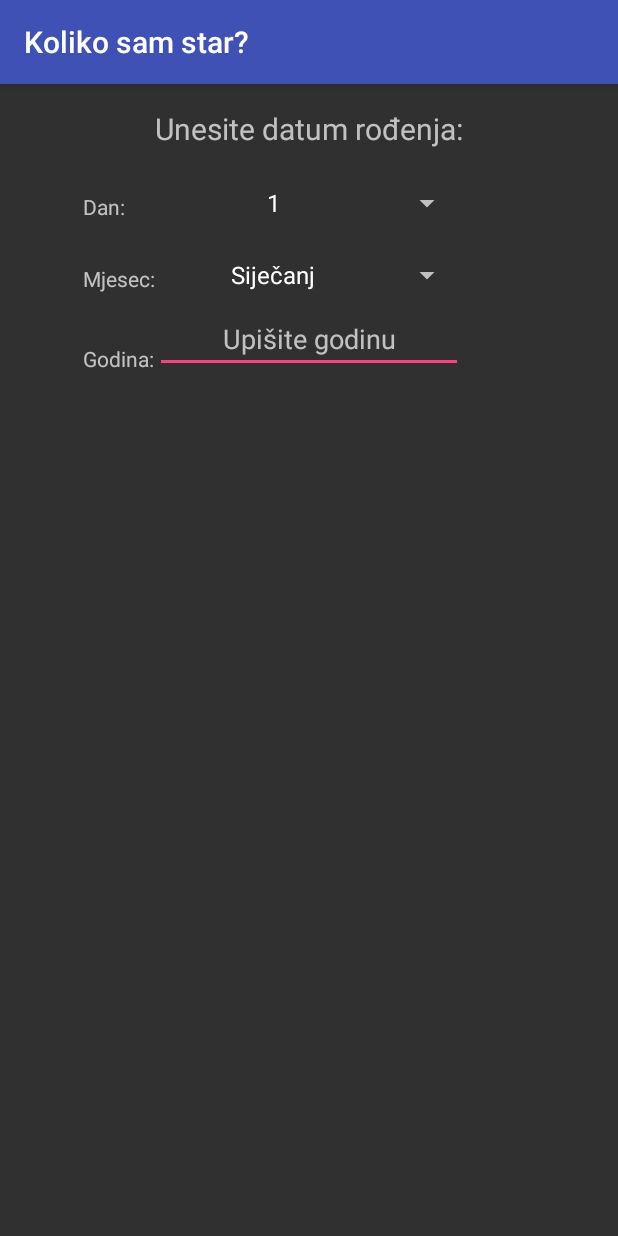
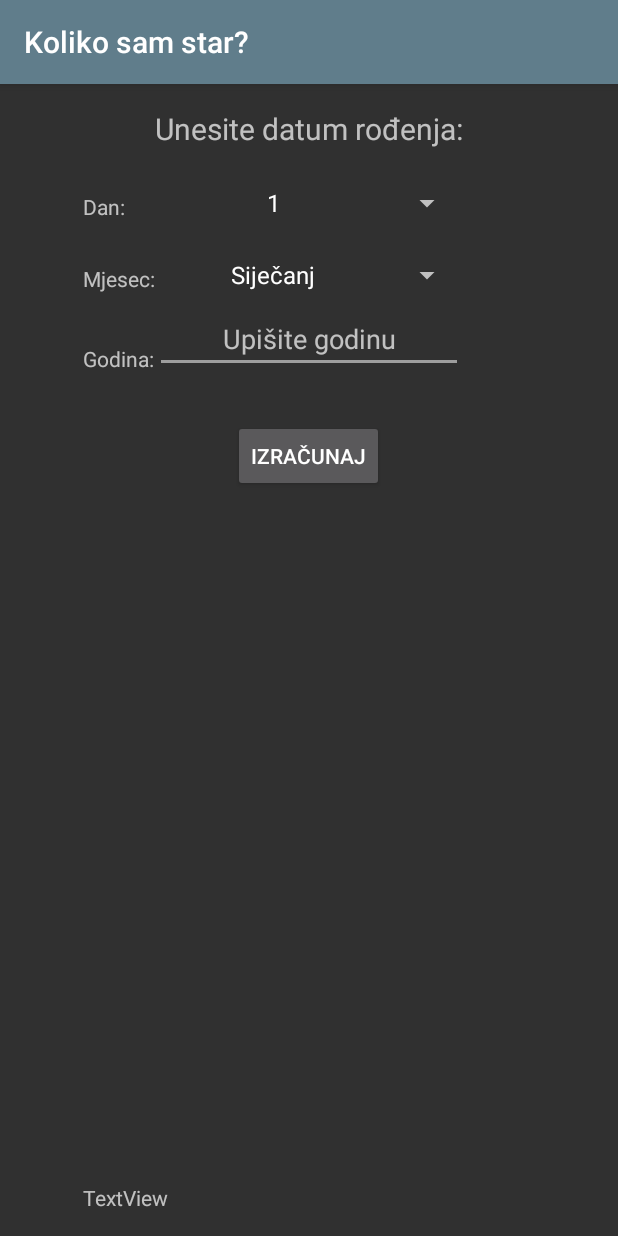
Before and after one commit to noNameDev4/KolikoSamStar, an Android app: the screen it shows after launch (MainActivity), on a phone screen of 412 x 824 dp. Run offline under Robolectric (Android 15) with nearby library versions, the phone set to English and light mode, and no system bars.

Commit message:
When you code 15 minutes a day
Start of coding

```diff
--- a/Kolikosamstar/app/src/main/java/com/dr/kolikosamstar/MainActivity.java
+++ b/Kolikosamstar/app/src/main/java/com/dr/kolikosamstar/MainActivity.java
@@ -2,6 +2,8 @@ package com.dr.kolikosamstar;
 
 import android.support.v7.app.AppCompatActivity;
 import android.os.Bundle;
+import android.view.View;
+import android.widget.EditText;
 
 public class MainActivity extends AppCompatActivity {
 
@@ -10,4 +12,10 @@ public class MainActivity extends AppCompatActivity {
         super.onCreate(savedInstanceState);
         setContentView(R.layout.activity_main);
     }
+
+    /** Called when the user clicks the Izracunaj button */
+    public void calculateAge(View view) {
+        EditText editText = (EditText) findViewById(R.id.edittext_year);
+        String year = editText.getText().toString();
+    }
 }
--- a/Kolikosamstar/app/src/main/res/layout/activity_main.xml
+++ b/Kolikosamstar/app/src/main/res/layout/activity_main.xml
@@ -89,4 +89,23 @@
         android:layout_above="@+id/edittext_year"
         android:layout_toLeftOf="@+id/spinner_months" />
 
+    <TextView
+        android:text="TextView"
+        android:layout_width="wrap_content"
+        android:layout_height="wrap_content"
+        android:layout_alignLeft="@+id/textview_year"
+        android:layout_alignStart="@+id/textview_year"
+        android:id="@+id/textViewResult"
+        android:layout_alignParentBottom="true" />
+
+    <Button
+        android:text="Izračunaj"
+        android:layout_width="wrap_content"
+        android:layout_height="wrap_content"
+        android:layout_below="@+id/edittext_year"
+        android:layout_centerHorizontal="true"
+        android:layout_marginTop="31dp"
+        android:id="@+id/buttonAsk"
+        android:onClick="calculateAge" />
+
 </RelativeLayout>
--- a/Kolikosamstar/app/src/main/res/values/colors.xml
+++ b/Kolikosamstar/app/src/main/res/values/colors.xml
@@ -1,6 +1,6 @@
 <?xml version="1.0" encoding="utf-8"?>
 <resources>
-    <color name="colorPrimary">#3F51B5</color>
-    <color name="colorPrimaryDark">#303F9F</color>
-    <color name="colorAccent">#FF4081</color>
+    <color name="colorPrimary">#607D8B</color>
+    <color name="colorPrimaryDark">#455A64</color>
+    <color name="colorAccent">#9E9E9E</color>
 </resources>
```
